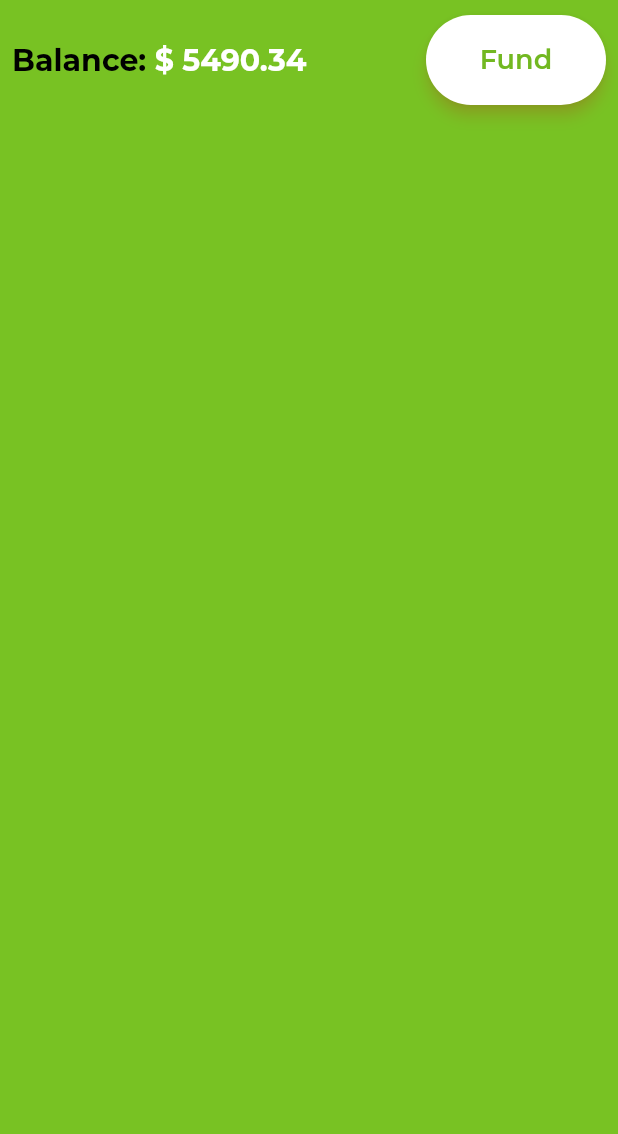
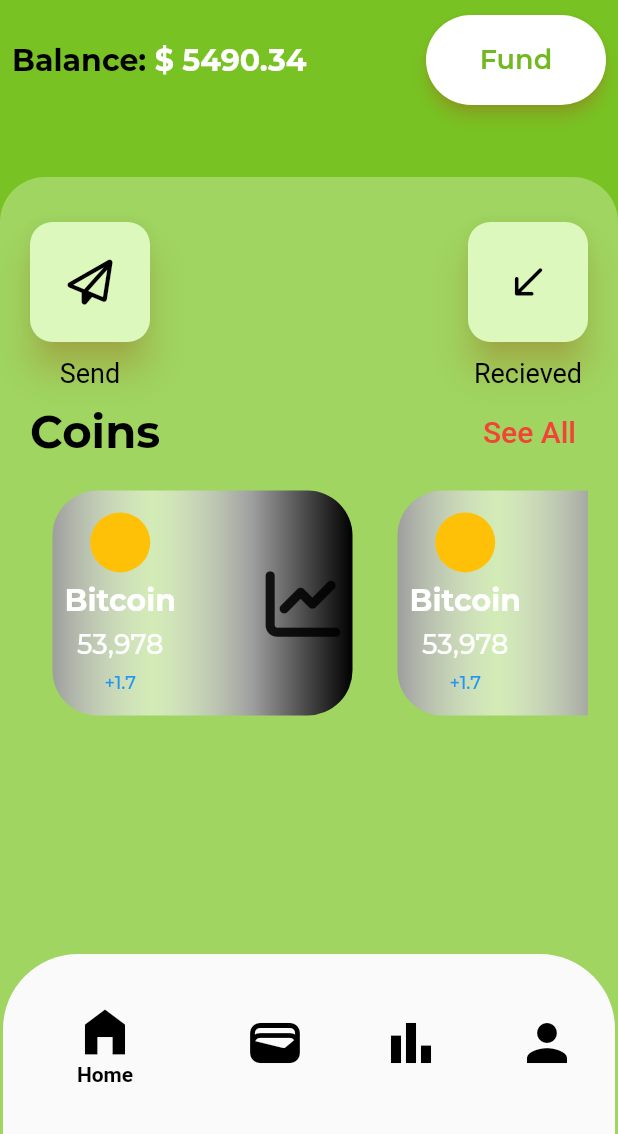
Before and after one commit to dimeprog/meta_cypto_app, a Flutter app: the screen it shows after launch, on a phone screen of 412 x 824 dp, the part 102-1236 px from its top. Run offline on Flutter 3.47's test engine with Material 2 defaults, Android fonts, the phone set to English and light mode, and no system bars; our stand-ins replace firebase_core, font_awesome_flutter, hooks_riverpod; accounts and stored records are empty; generated files the repository leaves out were written again; project files that could hold a hidden picture were left out.

Commit message:
completed the home_page

```diff
--- /dev/null
+++ b/meta_app/lib/presentation/views/app_nav_bottom_bar/account/account_page.dart
@@ -0,0 +1,16 @@
+import 'package:flutter/material.dart';
+import 'package:hooks_riverpod/hooks_riverpod.dart';
+
+class AccountPage extends StatefulHookConsumerWidget {
+  const AccountPage({super.key});
+
+  @override
+  ConsumerState<ConsumerStatefulWidget> createState() => _AccountPageState();
+}
+
+class _AccountPageState extends ConsumerState<AccountPage> {
+  @override
+  Widget build(BuildContext context) {
+    return Scaffold();
+  }
+}
--- /dev/null
+++ b/meta_app/lib/presentation/views/app_nav_bottom_bar/app_navBar.dart
@@ -0,0 +1,75 @@
+import 'package:flutter/material.dart';
+import 'package:meta_app/presentation/Resources/color_manager.dart';
+import 'package:meta_app/presentation/views/app_nav_bottom_bar/account/account_page.dart';
+import 'package:meta_app/presentation/views/app_nav_bottom_bar/home/home_page.dart';
+import 'package:meta_app/presentation/views/app_nav_bottom_bar/maket/market_page.dart';
+import 'package:meta_app/presentation/views/app_nav_bottom_bar/wallet/wallet_page.dart';
+
+class AppNavBottomBar extends StatefulWidget {
+  const AppNavBottomBar({super.key});
+
+  @override
+  State<AppNavBottomBar> createState() => _AppNavBottomBarState();
+}
+
+class _AppNavBottomBarState extends State<AppNavBottomBar> {
+  int curIndex = 0;
+  List<Widget> pages = [
+    Homepage(),
+    WalletPage(),
+    MarketPage(),
+    AccountPage(),
+  ];
+  void setPage(int val) {
+    setState(() {
+      curIndex = val;
+    });
+  }
+
+  @override
+  Widget build(BuildContext context) {
+    return Scaffold(
+      backgroundColor: ColorManager.bodyLight,
+      body: pages[curIndex],
+      bottomNavigationBar: Padding(
+        padding: const EdgeInsets.symmetric(horizontal: 2.0),
+        child: ClipRRect(
+          borderRadius: const BorderRadius.only(
+            topLeft: Radius.circular(50.0),
+            topRight: Radius.circular(50.0),
+          ),
+          child: Container(
+            height: 120,
+            child: BottomNavigationBar(
+                type: BottomNavigationBarType.shifting,
+                selectedItemColor: Colors.black,
+                unselectedItemColor: Colors.grey,
+                selectedLabelStyle: TextStyle(fontWeight: FontWeight.w700),
+                unselectedLabelStyle: TextStyle(fontWeight: FontWeight.w500),
+                onTap: (val) {
+                  setPage(val);
+                },
+                items: [
+                  BottomNavigationBarItem(
+                      icon: Icon(Icons.home_filled,
+                          color: ColorManager.dark, size: 40),
+                      label: 'Home'),
+                  BottomNavigationBarItem(
+                      icon: Icon(Icons.wallet,
+                          color: ColorManager.dark, size: 40),
+                      label: 'wallet'),
+                  BottomNavigationBarItem(
+                      icon: Icon(Icons.bar_chart,
+                          color: ColorManager.dark, size: 40),
+                      label: 'Market'),
+                  BottomNavigationBarItem(
+                      icon: Icon(Icons.person,
+                          color: ColorManager.dark, size: 40),
+                      label: 'Account'),
+                ]),
+          ),
+        ),
+      ),
+    );
+  }
+}
--- /dev/null
+++ b/meta_app/lib/presentation/views/app_nav_bottom_bar/home/coin_section.dart
@@ -0,0 +1,72 @@
+import 'package:flutter/material.dart';
+import 'package:font_awesome_flutter/font_awesome_flutter.dart';
+import 'package:meta_app/presentation/Resources/style_manager.dart';
+
+class CoinListView extends StatelessWidget {
+  const CoinListView({super.key});
+
+  @override
+  Widget build(BuildContext context) {
+    return SizedBox(
+      height: 180,
+      width: double.infinity,
+      child: ListView.builder(
+          scrollDirection: Axis.horizontal,
+          itemCount: 100,
+          itemBuilder: (context, index) => const CoinWidget()),
+    );
+  }
+}
+
+class CoinWidget extends StatelessWidget {
+  const CoinWidget({super.key});
+
+  @override
+  Widget build(BuildContext context) {
+    return Container(
+      padding: const EdgeInsets.all(8),
+      width: 200,
+      height: 280,
+      margin: const EdgeInsets.all(15),
+      decoration: BoxDecoration(
+        // shape: BoxShape.rectangle,
+        borderRadius: BorderRadius.circular(30),
+        gradient: const LinearGradient(
+          colors: [
+            Colors.grey,
+            Colors.white54,
+            Colors.grey,
+            Colors.black,
+          ],
+        ),
+      ),
+      child: Row(mainAxisAlignment: MainAxisAlignment.spaceBetween, children: [
+        Column(
+          mainAxisAlignment: MainAxisAlignment.spaceEvenly,
+          children: [
+            const CircleAvatar(
+              radius: 20,
+              backgroundColor: Colors.amber,
+            ),
+            Text(
+              'Bitcoin',
+              style: getBoldTextStyle(color: Colors.white, fontSize: 20),
+            ),
+            Text(
+              '53,978',
+              style: getMediumTextStyle(color: Colors.white, fontSize: 18),
+            ),
+            Text(
+              '+1.7',
+              style: getMediumTextStyle(color: Colors.blue, fontSize: 12),
+            ),
+          ],
+        ),
+        const Icon(
+          FontAwesomeIcons.chartLine,
+          size: 50,
+        )
+      ]),
+    );
+  }
+}
--- /dev/null
+++ b/meta_app/lib/presentation/views/app_nav_bottom_bar/home/detail_container.dart
@@ -0,0 +1,114 @@
+import 'package:flutter/material.dart';
+import 'package:meta_app/presentation/Resources/color_manager.dart';
+import 'package:font_awesome_flutter/font_awesome_flutter.dart';
+import 'package:meta_app/presentation/Resources/style_manager.dart';
+import 'package:meta_app/presentation/views/app_nav_bottom_bar/home/coin_section.dart';
+
+class HomeDetailContainer extends StatelessWidget {
+  const HomeDetailContainer({super.key});
+
+  @override
+  Widget build(BuildContext context) {
+    return Expanded(
+      child: Container(
+        // width: double.infinity,
+        padding: const EdgeInsets.symmetric(horizontal: 20, vertical: 30),
+        decoration: BoxDecoration(
+          color: ColorManager.bodyLight,
+          borderRadius: const BorderRadius.only(
+            topLeft: Radius.circular(30),
+            topRight: Radius.circular(30),
+          ),
+        ),
+        child: Column(
+          crossAxisAlignment: CrossAxisAlignment.start,
+          children: [
+            Row(
+              mainAxisAlignment: MainAxisAlignment.spaceBetween,
+              children: [
+                Column(
+                  children: [
+                    SizedBox(
+                      width: 80,
+                      height: 80,
+                      child: ElevatedButton(
+                        onPressed: () {},
+                        style: ElevatedButton.styleFrom(
+                          elevation: 10,
+                          shape: RoundedRectangleBorder(
+                              borderRadius: BorderRadius.circular(15)),
+                          backgroundColor: const Color(0xffDDF8BD),
+                        ),
+                        child: const Icon(
+                          FontAwesomeIcons.paperPlane,
+                          color: Colors.black,
+                          size: 30,
+                        ),
+                      ),
+                    ),
+                    SizedBox(
+                      height: 10,
+                    ),
+                    const Text(
+                      'Send',
+                      style: TextStyle(color: Colors.black, fontSize: 18),
+                    )
+                  ],
+                ),
+                Column(
+                  children: [
+                    SizedBox(
+                      width: 80,
+                      height: 80,
+                      child: ElevatedButton(
+                        onPressed: () {},
+                        style: ElevatedButton.styleFrom(
+                          elevation: 10,
+                          shape: RoundedRectangleBorder(
+                              borderRadius: BorderRadius.circular(15)),
+                          backgroundColor: const Color(0xffDDF8BD),
+                        ),
+                        child: const Icon(
+                          Icons.call_received_rounded,
+                          color: Colors.black,
+                          size: 30,
+                        ),
+                      ),
+                    ),
+                    const SizedBox(
+                      height: 10,
+                    ),
+                    const Text(
+                      'Recieved',
+                      style: TextStyle(color: Colors.black, fontSize: 18),
+                    )
+                  ],
+                )
+              ],
+            ),
+            const SizedBox(
+              height: 5,
+            ),
+            Row(
+              mainAxisAlignment: MainAxisAlignment.spaceBetween,
+              children: [
+                Text(
+                  'Coins',
+                  style:
+                      getBoldTextStyle(color: ColorManager.dark, fontSize: 30),
+                ),
+                TextButton(
+                    onPressed: () {},
+                    child: const Text(
+                      'See All',
+                      style: TextStyle(color: Colors.red, fontSize: 20),
+                    ))
+              ],
+            ),
+            const CoinListView(),
+          ],
+        ),
+      ),
+    );
+  }
+}
--- /dev/null
+++ b/meta_app/lib/presentation/views/app_nav_bottom_bar/home/home_page.dart
@@ -0,0 +1,118 @@
+import 'package:flutter/material.dart';
+import 'package:flutter/services.dart';
+import 'package:hooks_riverpod/hooks_riverpod.dart';
+import 'package:meta_app/app/widgets/app_scaffold.dart';
+import 'package:meta_app/presentation/Resources/color_manager.dart';
+import 'package:meta_app/presentation/Resources/font_manager.dart';
+import 'package:meta_app/presentation/Resources/style_manager.dart';
+import 'package:meta_app/presentation/views/app_nav_bottom_bar/home/detail_container.dart';
+import 'package:meta_app/presentation/views/app_nav_bottom_bar/home/end_drawer.dart';
+
+class Homepage extends ConsumerWidget {
+  Homepage({super.key});
+  final GlobalKey<ScaffoldState> _drawerOpener = GlobalKey<ScaffoldState>();
+  final double bal = 5490.34;
+
+  @override
+  Widget build(BuildContext context, WidgetRef ref) {
+    Size size = MediaQuery.of(context).size;
+    return Scaffold(
+      key: _drawerOpener,
+      appBar: AppBar(
+        elevation: 0,
+        toolbarHeight: 0,
+        systemOverlayStyle: const SystemUiOverlayStyle(
+          statusBarColor: Color(0xff78C223),
+        ),
+      ),
+      endDrawer: const AppEndDrawer(),
+      body: Container(
+        color: const Color(0xff78C223),
+        child: Column(
+          children: [
+            Padding(
+              padding: const EdgeInsets.all(8.0),
+              child: Column(
+                children: [
+                  Container(
+                    color: const Color(0xff78C223),
+                    child: Row(
+                      children: [
+                        const CircleAvatar(
+                          radius: 30,
+                          backgroundColor: Colors.grey,
+                        ),
+                        const SizedBox(
+                          width: 8,
+                        ),
+                        Text(
+                          'Login/Register',
+                          style: getBoldTextStyle(
+                              color: ColorManager.dark,
+                              fontSize: FontSizeManager.s18),
+                        ),
+                        Expanded(child: Container()),
+                        IconButton(
+                          onPressed: () {
+                            _drawerOpener.currentState!.openEndDrawer();
+                          },
+                          icon: const Icon(
+                            Icons.menu,
+                            size: 40,
+                          ),
+                        )
+                      ],
+                    ),
+                  ),
+                  const SizedBox(
+                    height: 10,
+                  ),
+                  Container(
+                    child: Row(
+                      mainAxisAlignment: MainAxisAlignment.spaceBetween,
+                      children: [
+                        RichText(
+                          text: TextSpan(
+                            text: 'Balance:',
+                            style: getBoldTextStyle(
+                                color: ColorManager.dark, fontSize: 20),
+                            children: [
+                              TextSpan(
+                                text: ' \$ $bal',
+                                style: getBoldTextStyle(
+                                    color: ColorManager.white, fontSize: 20),
+                              ),
+                            ],
+                          ),
+                        ),
+                        SizedBox(
+                          width: 120,
+                          height: 60,
+                          child: ElevatedButton(
+                            onPressed: () {},
+                            style: ElevatedButton.styleFrom(
+                                shape: const StadiumBorder(),
+                                backgroundColor: ColorManager.white),
+                            child: Text(
+                              'Fund',
+                              style: getSemiBoldTextStyle(
+                                  color: ColorManager.topPrimary, fontSize: 18),
+                            ),
+                          ),
+                        ),
+                      ],
+                    ),
+                  ),
+                  const SizedBox(
+                    height: 40,
+                  ),
+                ],
+              ),
+            ),
+            const Expanded(child: HomeDetailContainer()),
+          ],
+        ),
+      ),
+    );
+  }
+}
--- a/meta_app/lib/presentation/views/maket/market_page.dart
+++ b/meta_app/lib/presentation/views/app_nav_bottom_bar/maket/market_page.dart
@@ -15,7 +15,7 @@ class _MarketPageState extends ConsumerState<MarketPage> {
     return AppScaffold(
       drawer: Container(),
       body: Column(
-        children: [],
+        children: [Text('Market')],
       ),
     );
   }
--- /dev/null
+++ b/meta_app/lib/presentation/views/app_nav_bottom_bar/wallet/wallet_page.dart
@@ -0,0 +1,18 @@
+import 'package:flutter/material.dart';
+import 'package:hooks_riverpod/hooks_riverpod.dart';
+
+class WalletPage extends StatefulHookConsumerWidget {
+  const WalletPage({super.key});
+
+  @override
+  ConsumerState<ConsumerStatefulWidget> createState() => _WalletPageState();
+}
+
+class _WalletPageState extends ConsumerState<WalletPage> {
+  @override
+  Widget build(BuildContext context) {
+    return Scaffold(
+      body: Column(children: []),
+    );
+  }
+}
--- a/meta_app/lib/presentation/views/home/detail_container.dart
+++ /dev/null
@@ -1,19 +0,0 @@
-import 'package:flutter/material.dart';
-import 'package:meta_app/presentation/Resources/color_manager.dart';
-
-class HomeDetailContainer extends StatelessWidget {
-  const HomeDetailContainer({super.key});
-
-  @override
-  Widget build(BuildContext context) {
-    return Container(
-      decoration: BoxDecoration(
-        color: ColorManager.bodyLight,
-        borderRadius: const BorderRadius.only(
-          topLeft: Radius.circular(30),
-          topRight: Radius.circular(30),
-        ),
-      ),
-    );
-  }
-}
--- a/meta_app/lib/presentation/views/home/home_page.dart
+++ /dev/null
@@ -1,107 +0,0 @@
-import 'package:flutter/material.dart';
-import 'package:flutter/services.dart';
-import 'package:hooks_riverpod/hooks_riverpod.dart';
-import 'package:meta_app/app/widgets/app_scaffold.dart';
-import 'package:meta_app/presentation/Resources/color_manager.dart';
-import 'package:meta_app/presentation/Resources/font_manager.dart';
-import 'package:meta_app/presentation/Resources/style_manager.dart';
-import 'package:meta_app/presentation/views/home/end_drawer.dart';
-
-class Homepage extends ConsumerWidget {
-  Homepage({super.key});
-  final GlobalKey<ScaffoldState> _drawerOpener = GlobalKey<ScaffoldState>();
-  final double bal = 5490.34;
-
-  @override
-  Widget build(BuildContext context, WidgetRef ref) {
-    Size size = MediaQuery.of(context).size;
-    return Scaffold(
-      key: _drawerOpener,
-      appBar: AppBar(
-        elevation: 0,
-        toolbarHeight: 0,
-        systemOverlayStyle: const SystemUiOverlayStyle(
-          statusBarColor: Color(0xff78C223),
-        ),
-      ),
-      endDrawer: AppEndDrawer(),
-      body: Container(
-        color: Color(0xff78C223),
-        child: Padding(
-          padding: const EdgeInsets.all(8.0),
-          child: Column(
-            children: [
-              Container(
-                child: Row(
-                  children: [
-                    const CircleAvatar(
-                      radius: 30,
-                      backgroundColor: Colors.grey,
-                    ),
-                    const SizedBox(
-                      width: 8,
-                    ),
-                    Text(
-                      'Login/Register',
-                      style: getBoldTextStyle(
-                          color: ColorManager.dark,
-                          fontSize: FontSizeManager.s18),
-                    ),
-                    Expanded(child: Container()),
-                    IconButton(
-                      onPressed: () {
-                        _drawerOpener.currentState!.openEndDrawer();
-                      },
-                      icon: const Icon(
-                        Icons.menu,
-                        size: 40,
-                      ),
-                    )
-                  ],
-                ),
-              ),
-              const SizedBox(
-                height: 10,
-              ),
-              Container(
-                child: Row(
-                    mainAxisAlignment: MainAxisAlignment.spaceBetween,
-                    children: [
-                      RichText(
-                        text: TextSpan(
-                          text: 'Balance:',
-                          style: getBoldTextStyle(
-                              color: ColorManager.dark, fontSize: 20),
-                          children: [
-                            TextSpan(
-                              text: ' \$ $bal',
-                              style: getBoldTextStyle(
-                                  color: ColorManager.white, fontSize: 20),
-                            ),
-                          ],
-                        ),
-                      ),
-                      SizedBox(
-                        width: 120,
-                        height: 60,
-                        child: ElevatedButton(
-                          onPressed: () {},
-                          style: ElevatedButton.styleFrom(
-                              shape: const StadiumBorder(),
-                              backgroundColor: ColorManager.white),
-                          child: Text(
-                            'Fund',
-                            style: getSemiBoldTextStyle(
-                                color: ColorManager.topPrimary, fontSize: 18),
-                          ),
-                        ),
-                      ),
-                    ]),
-              )
-            ],
-          ),
-        ),
-      ),
-    );
-  }
-}
--- a/meta_app/lib/presentation/views/splash_page.dart
+++ b/meta_app/lib/presentation/views/splash_page.dart
@@ -4,7 +4,8 @@ import 'package:flutter/material.dart';
 import 'package:hooks_riverpod/hooks_riverpod.dart';
 import 'package:meta_app/app/widgets/app_scaffold.dart';
 import 'package:meta_app/presentation/Resources/color_manager.dart';
-import 'package:meta_app/presentation/views/home/home_page.dart';
+import 'package:meta_app/presentation/views/app_nav_bottom_bar/app_navBar.dart';
+import 'package:meta_app/presentation/views/app_nav_bottom_bar/home/home_page.dart';
 import 'package:meta_app/presentation/views/login/login_page.dart';
 
 class SplashPage extends StatefulHookConsumerWidget {
@@ -29,7 +30,7 @@ class _SplashPageState extends ConsumerState<SplashPage> {
   _goNext() {
     Navigator.of(context).pushReplacement(
       MaterialPageRoute(
-        builder: (context) => Homepage(),
+        builder: (context) => const AppNavBottomBar(),
       ),
     );
   }
--- a/meta_app/pubspec.yaml
+++ b/meta_app/pubspec.yaml
@@ -35,6 +35,7 @@ dependencies:
   firebase_core: ^2.1.1
   flutter:
     sdk: flutter
+  font_awesome_flutter: ^10.2.1
   hooks_riverpod: ^2.1.0
 
 dev_dependencies:
```
Also changed, not shown: meta_app/lib/presentation/views/app_nav_bottom_bar/home/end_drawer.dart (renamed from meta_app/lib/presentation/views/home/end_drawer.dart), meta_app/pubspec.lock.
